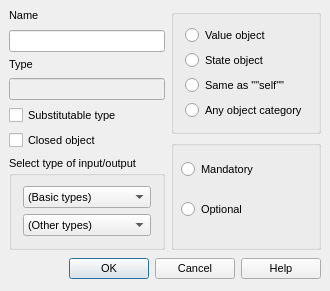
The window that lavape/src/LavaPE_UI/idd_iobox.ui (berkus/lavape) describes before a commit, drawn with Qt 5.
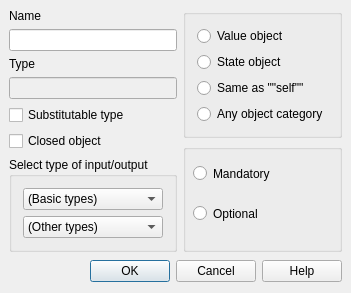
The same window after the commit.

Diff of the .ui file:
```diff
--- a/lavape/src/LavaPE_UI/idd_iobox.ui
+++ b/lavape/src/LavaPE_UI/idd_iobox.ui
@@ -20,17 +20,6 @@
     <verstretch>0</verstretch>
    </sizepolicy>
   </property>
-  <property name="font" >
-   <font>
-    <family>MS Shell Dlg</family>
-    <pointsize>8</pointsize>
-    <weight>50</weight>
-    <italic>false</italic>
-    <bold>false</bold>
-    <underline>false</underline>
-    <strikeout>false</strikeout>
-   </font>
-  </property>
   <property name="windowTitle" >
    <string>Input/output</string>
   </property>
```
